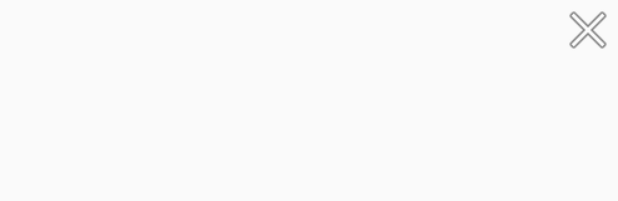
After one commit to pietrov8/FindMyCar, an Android app: the layout activity_camera_lunch.xml on its own in the app's theme, with its tools: preview values and no code run, on a phone screen of 412 x 824 dp. The commit adds this screen. Shown: the top 201 px of the screen. Run offline under Robolectric (Android 15) with nearby library versions, the phone set to English and light mode, and no system bars.

Commit message:
Obsługa kamery

```diff
--- /dev/null
+++ b/FindMyCar/app/src/main/res/layout/activity_camera_lunch.xml
@@ -0,0 +1,24 @@
+<FrameLayout
+    xmlns:android="http://schemas.android.com/apk/res/android"
+    xmlns:tools="http://schemas.android.com/tools"
+    android:layout_width="match_parent"
+    android:layout_height="match_parent"
+    android:label="Znajdź samochód"
+    tools:context=".MainActivity">
+
+    <FrameLayout
+        android:id="@+id/camera_view"
+        android:layout_width="match_parent"
+        android:layout_height="match_parent">
+
+    </FrameLayout>
+
+    <ImageButton
+        android:layout_width="wrap_content"
+        android:layout_height="wrap_content"
+        android:id="@+id/imgClose"
+        android:layout_gravity="right|top"
+        android:background="@android:drawable/ic_menu_close_clear_cancel"
+        android:padding="20dp"/>
+
+</FrameLayout>
--- a/FindMyCar/app/src/main/res/values/strings.xml
+++ b/FindMyCar/app/src/main/res/values/strings.xml
@@ -3,4 +3,7 @@
 
     <string name="hello_world">Hello world!</string>
     <string name="action_settings">Settings</string>
+    <string name="title_activity_camera">Camera</string>
+    <string name="title_activity_camera_view">CameraView</string>
+    <string name="title_activity_camera_lunch">CameraLunch</string>
 </resources>
```
Also changed, not shown: FindMyCar/app/src/main/AndroidManifest.xml (+17 -1 lines), FindMyCar/app/src/main/java/com/example/piotr/findmycar/CameraLunch.java (added, +44 -0 lines), FindMyCar/app/src/main/java/com/example/piotr/findmycar/CameraView.java (added, +67 -0 lines), FindMyCar/app/src/main/java/com/example/piotr/findmycar/Home_Screen.java (+10 -2 lines), FindMyCar/app/src/main/res/layout/activity_home__screen.xml (+11 -2 lines), FindMyCar/app/src/main/res/menu/menu_camera.xml (added, +7 -0 lines), FindMyCar/app/src/main/res/menu/menu_camera_lunch.xml (added, +7 -0 lines), FindMyCar/app/src/main/res/menu/menu_camera_view.xml (added, +7 -0 lines).
